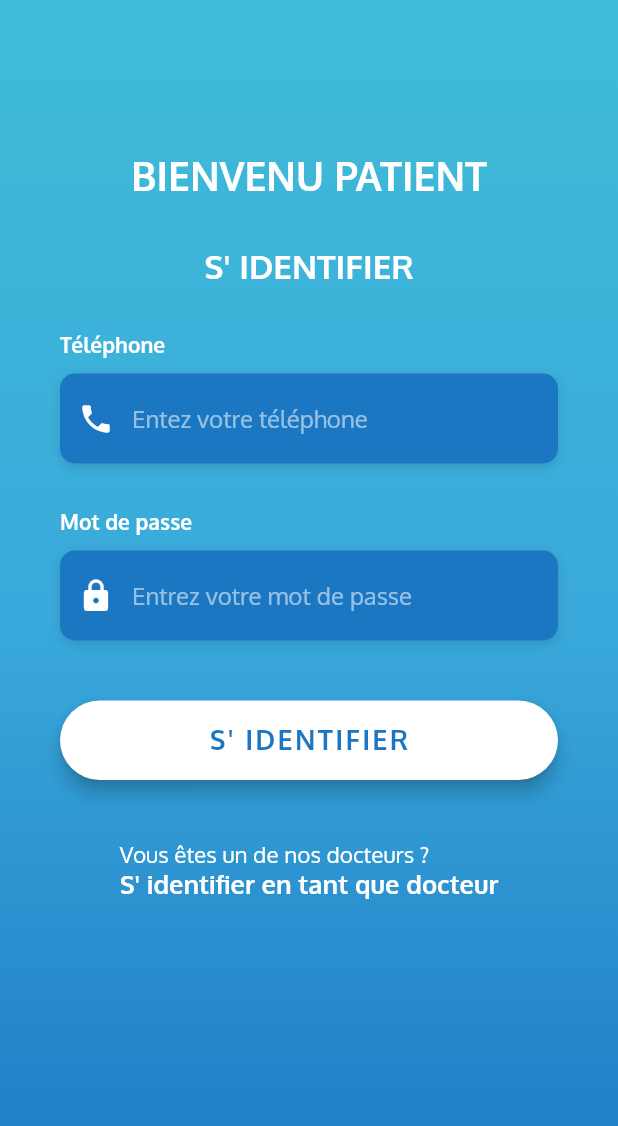
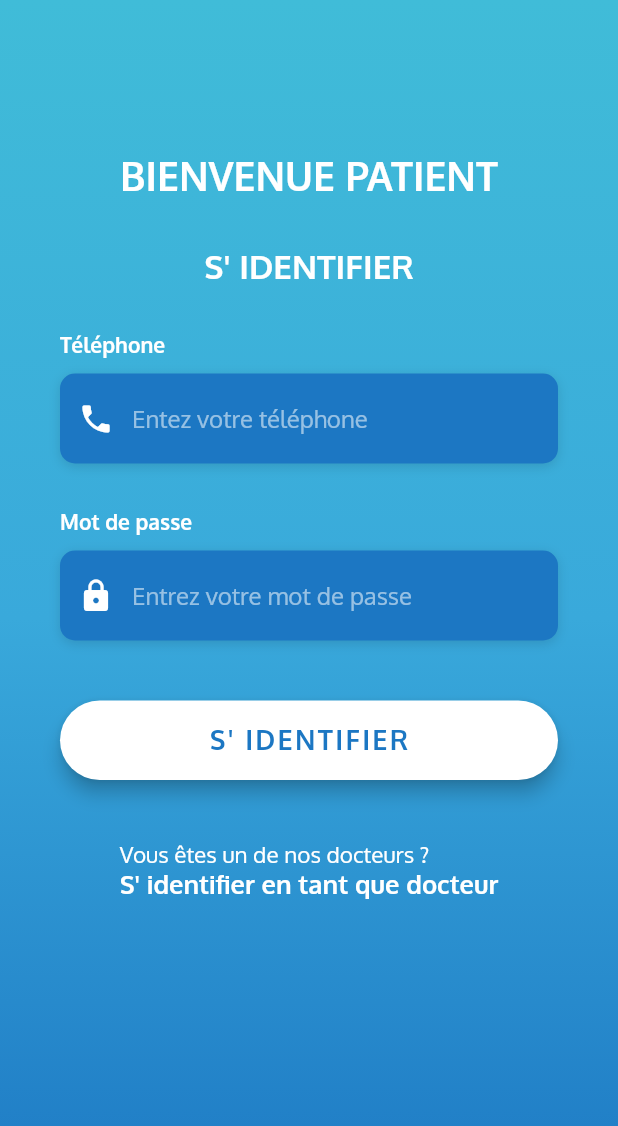
Before and after one commit to omar-chaabouni/diagnostique-rhumatologie, a Flutter app: the screen it shows after launch, on a phone screen of 412 x 824 dp. Shown: the top 1126 px of the screen. Run offline on Flutter 3.47's test engine with Material 2 defaults, Android fonts, the phone set to English and light mode, and no system bars; our stand-ins replace flutter_datetime_picker, flutter_icons, flutter_spinkit, font_awesome_flutter, google_fonts; missing offline and left inert: grouped_buttons.

Commit message:
orthographe fixes

```diff
--- a/lib/screens/authenticate/sign_in_doctor.dart
+++ b/lib/screens/authenticate/sign_in_doctor.dart
@@ -213,7 +213,7 @@ class _SignInDoctorState extends State<SignInDoctor> {
                           mainAxisAlignment: MainAxisAlignment.center,
                           children: <Widget>[
                             Text(
-                              'BIENVENU DOCTEUR',
+                              'BIENVENUE DOCTEUR',
                               style: white26Bold,
                             ),
                             SizedBox(height: 30.0),
--- a/lib/screens/authenticate/sign_in_patient.dart
+++ b/lib/screens/authenticate/sign_in_patient.dart
@@ -216,7 +216,7 @@ class _SignInPatientState extends State<SignInPatient> {
                           mainAxisAlignment: MainAxisAlignment.center,
                           children: <Widget>[
                             Text(
-                              'BIENVENU PATIENT',
+                              'BIENVENUE PATIENT',
                               style: white26Bold,
                             ),
                             SizedBox(height: 30.0),
--- a/lib/screens/pages docteur/add_patient.dart
+++ b/lib/screens/pages docteur/add_patient.dart
@@ -1,4 +1,5 @@
 import 'dart:convert';
+import 'package:google_fonts/google_fonts.dart';
 import 'package:http/http.dart' as http;
 import 'package:flutter/material.dart';
 import 'package:flutter_datetime_picker/flutter_datetime_picker.dart';
@@ -225,6 +226,11 @@ class _AddPatientState extends State<AddPatient> {
                             onPressed: () {
                               DatePicker.showDatePicker(context,
                                   theme: DatePickerTheme(
+                                    cancelStyle: GoogleFonts.oxygen(
+                                        color: gris2, fontSize: 18.0),
+                                    doneStyle: GoogleFonts.oxygen(
+                                        color: cyan2, fontSize: 18.0),
+                                    itemStyle: GoogleFonts.oxygen(color: cyan2),
                                     containerHeight: 210.0,
                                   ),
                                   showTitleActions: true,
--- a/lib/screens/pages docteur/patients_en_attente.dart
+++ b/lib/screens/pages docteur/patients_en_attente.dart
@@ -191,8 +191,9 @@ class _PatientsEnAttenteState extends State<PatientsEnAttente> {
                                                 children: <TextSpan>[
                                                   TextSpan(
                                                       text: filteredPatients[
-                                                              index]
-                                                          .prenom,
+                                                                  index]
+                                                              .prenom +
+                                                          " ",
                                                       style: black18Bold),
                                                   TextSpan(
                                                       text: filteredPatients[
--- a/lib/screens/pages docteur/tous_mes_patients.dart
+++ b/lib/screens/pages docteur/tous_mes_patients.dart
@@ -187,8 +187,9 @@ class _AllMyPatientsState extends State<AllMyPatients> {
                                                   children: <TextSpan>[
                                                     TextSpan(
                                                         text: filteredPatients[
-                                                                index]
-                                                            .prenom,
+                                                                    index]
+                                                                .prenom +
+                                                            " ",
                                                         style: black18Bold),
                                                     TextSpan(
                                                         text: filteredPatients[
--- a/pubspec.yaml
+++ b/pubspec.yaml
@@ -31,7 +31,6 @@ dependencies:
   flutter_spinkit: ^4.1.2+1
   font_awesome_flutter: ^8.11.0
   google_fonts: ^1.1.2
-  dio: ^3.0.6
   flutter_icons: ^1.1.0
   flutter_datetime_picker: ^1.5.0
   grouped_buttons: ^1.0.4
```
Also changed, not shown: pubspec.lock.
